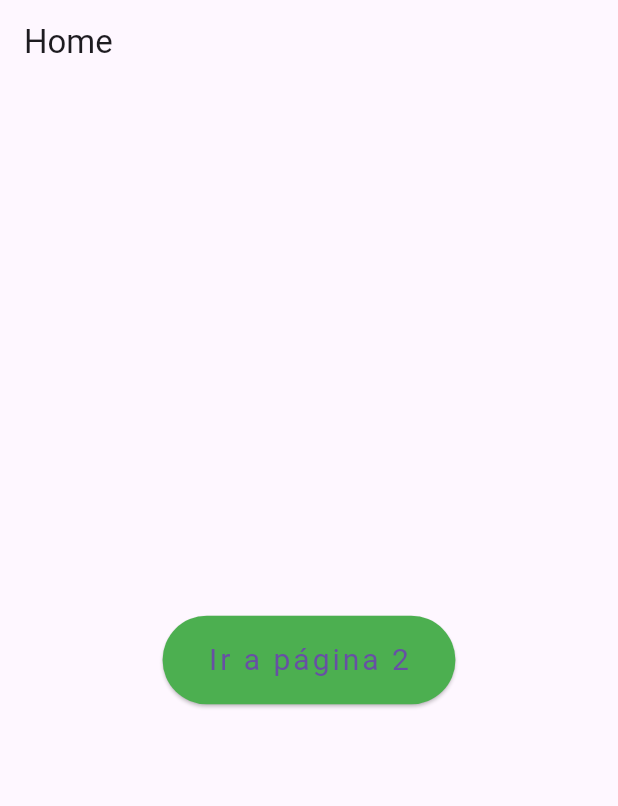
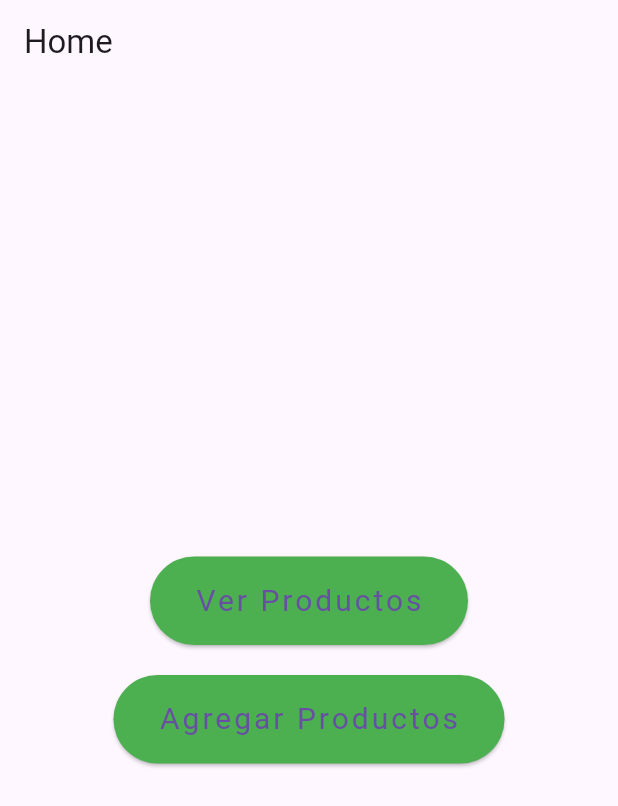
Before and after one commit to ederjgb94/topicostarde, a Flutter app: the screen it shows after launch, on a phone screen of 412 x 824 dp. Shown: the top 806 px of the screen. Run offline on Flutter 3.47's test engine with Material 3 defaults, Android fonts, the phone set to English and light mode, and no system bars; our stand-ins replace delayed_display, google_fonts, hive_flutter; missing offline and left inert: shrink_sidemenu; accounts and stored records are empty.

```diff
--- a/lib/main.dart
+++ b/lib/main.dart
@@ -22,7 +22,7 @@ class MyApp extends StatelessWidget {
       theme: ThemeData(
         primarySwatch: Colors.blue,
       ),
-      home: const HomeView(),
+      home: HomeView(),
     );
   }
 }
--- a/lib/vistas/home_view.dart
+++ b/lib/vistas/home_view.dart
@@ -1,9 +1,29 @@
 import 'package:flutter/material.dart';
+import 'package:topicostarde/modelos/producto_model.dart';
+import 'package:topicostarde/vistas/agregar_producto_view.dart';
 import 'package:topicostarde/vistas/saludos_view.dart';
+import 'package:topicostarde/vistas/ver_productos_view.dart';
 import 'package:topicostarde/widgets/custom_button_home.dart';
 
 class HomeView extends StatelessWidget {
-  const HomeView({Key? key}) : super(key: key);
+  List<Producto> productos = [
+    Producto(
+      id: '1',
+      nombre: 'Coca-cola',
+      precio: 1.5,
+    ),
+    Producto(
+      id: '2',
+      nombre: 'Fanta',
+      precio: 1.5,
+    ),
+    Producto(
+      id: '3',
+      nombre: 'Sprite',
+      precio: 1.5,
+    ),
+  ];
+  HomeView({Key? key}) : super(key: key);
 
   @override
   Widget build(BuildContext context) {
@@ -12,20 +32,42 @@ class HomeView extends StatelessWidget {
         title: const Text('Home'),
       ),
       body: Center(
-        child: CustomButtonHome(
-          name: 'Ir a página 2',
+        child: Column(
+          mainAxisAlignment: MainAxisAlignment.center,
+          children: [
+            CustomButtonHome(
+              name: 'Ver Productos',
               color: Colors.green,
               onPressed: () {
                 Navigator.push(
                   context,
                   MaterialPageRoute(
                     builder: (context) {
-                  return SaludosView();
+                      return VerProductosView(
+                        productos: productos,
+                      );
                     },
                   ),
                 );
               },
             ),
+            const SizedBox(height: 20),
+            CustomButtonHome(
+              name: 'Agregar Productos',
+              color: Colors.green,
+              onPressed: () {
+                Navigator.push(
+                  context,
+                  MaterialPageRoute(
+                    builder: (context) {
+                      return AgregarProductoView();
+                    },
+                  ),
+                );
+              },
+            ),
+          ],
+        ),
       ),
     );
   }
```
Also changed, not shown: lib/vistas/agregar_producto_view.dart (added, +72 -0 lines), lib/vistas/ver_productos_view.dart (added, +30 -0 lines). Lines whose indentation alone changed are shown as unchanged.
